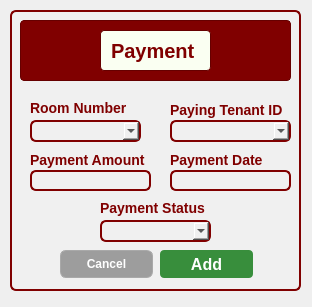
This is CCC151-Group--BH-Management-System/UI_Files/AddPayment.ui in Kris2103/CCC151-Group--BH-Management-System as Qt 5 draws it before an edit. The edited form follows.
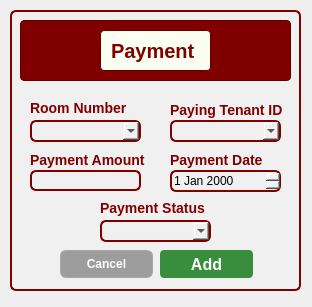
This is the edited form.

The edit to the form file:
```diff
--- a/CCC151-Group--BH-Management-System/UI_Files/AddPayment.ui
+++ b/CCC151-Group--BH-Management-System/UI_Files/AddPayment.ui
@@ -114,7 +114,7 @@
      <rect>
       <x>20</x>
       <y>160</y>
-      <width>121</width>
+      <width>111</width>
       <height>21</height>
      </rect>
     </property>
@@ -215,7 +215,7 @@
      <rect>
       <x>160</x>
       <y>110</y>
-      <width>121</width>
+      <width>111</width>
       <height>22</height>
      </rect>
     </property>
@@ -242,16 +242,6 @@
      <string>Payment Date</string>
     </property>
    </widget>
-   <widget class="QLineEdit" name="PaymentDateLineEdit">
-    <property name="geometry">
-     <rect>
-      <x>160</x>
-      <y>160</y>
-      <width>121</width>
-      <height>21</height>
-     </rect>
-    </property>
-   </widget>
    <widget class="QLabel" name="label_10">
     <property name="geometry">
      <rect>
@@ -294,6 +284,16 @@
      </rect>
     </property>
    </widget>
+   <widget class="QDateEdit" name="dateEdit">
+    <property name="geometry">
+     <rect>
+      <x>160</x>
+      <y>160</y>
+      <width>111</width>
+      <height>22</height>
+     </rect>
+    </property>
+   </widget>
   </widget>
  </widget>
  <resources/>
```
